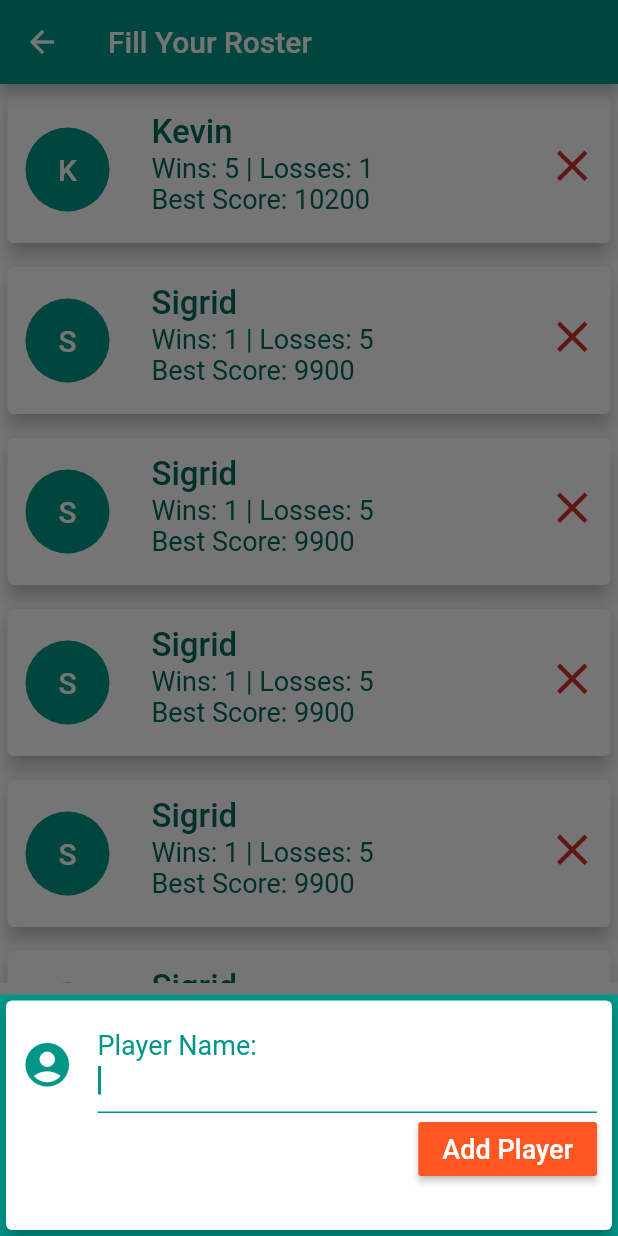
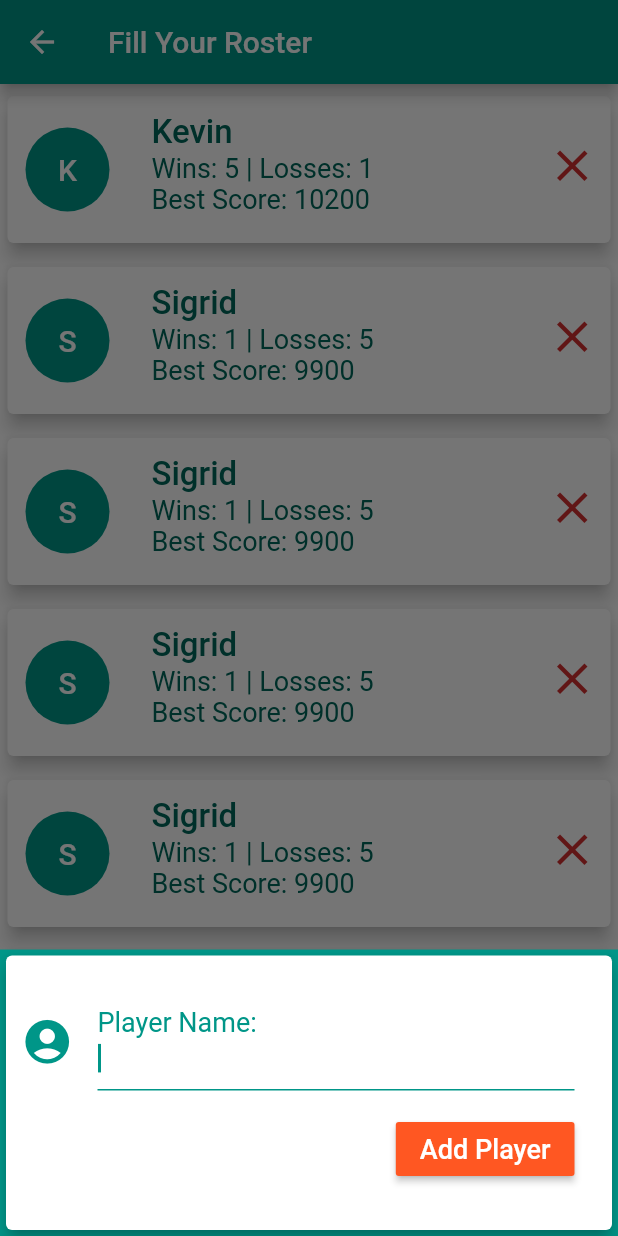
Before and after one commit to Kgresmer/farkle_scoreboard, a Flutter app: the FillRosterScreen screen opened by its route, after a tap on "Add New Player", on a phone screen of 412 x 824 dp. Run offline on Flutter 3.47's test engine with Material 2 defaults, Android fonts, the phone set to English and light mode, and no system bars.

Commit message:
Setting up new player input form spacing

```diff
--- a/lib/widgets/new_player.dart
+++ b/lib/widgets/new_player.dart
@@ -22,10 +22,10 @@ class _NewPlayerState extends State<NewPlayer> {
         elevation: 5,
         child: Container(
           padding: EdgeInsets.only(
-              top: 10,
+              top: 25,
               bottom: MediaQuery.of(context).viewInsets.bottom + 30,
               left: 10,
-              right: 10),
+              right: 25),
           child: Column(
             crossAxisAlignment: CrossAxisAlignment.end,
             children: <Widget>[
@@ -33,25 +33,35 @@ class _NewPlayerState extends State<NewPlayer> {
                 cursorColor: Colors.teal,
                 decoration: InputDecoration(
                     labelText: 'Player Name:',
-                    icon: Icon(Icons.account_circle, size: 35, color: Colors.teal,),
-                    labelStyle: TextStyle(fontSize: 24, color: Colors.teal, ),
+                    icon: Icon(
+                      Icons.account_circle,
+                      size: 35,
+                      color: Colors.teal,
+                    ),
+                    labelStyle: TextStyle(
+                      fontSize: 24,
+                      color: Colors.teal,
+                      height: 0.2
+                    ),
                     enabledBorder: UnderlineInputBorder(
                         borderSide: BorderSide(color: Colors.teal)),
                     focusedBorder: UnderlineInputBorder(
                         borderSide: BorderSide(color: Colors.teal))),
                 controller: _nameController,
                 autofocus: true,
-
                 onSubmitted: (_) => _submitData(),
               ),
-              RaisedButton(
+              Padding(
+                padding: EdgeInsets.only(top: 15),
+                child: RaisedButton(
                     child: Text(
                       'Add Player',
                       style: TextStyle(fontSize: 18),
                     ),
                     color: Theme.of(context).accentColor,
                     textColor: Colors.white,
-                  onPressed: _submitData)
+                    onPressed: _submitData),
+              )
             ],
           ),
         ),
```
Lines whose indentation alone changed are shown as unchanged.
